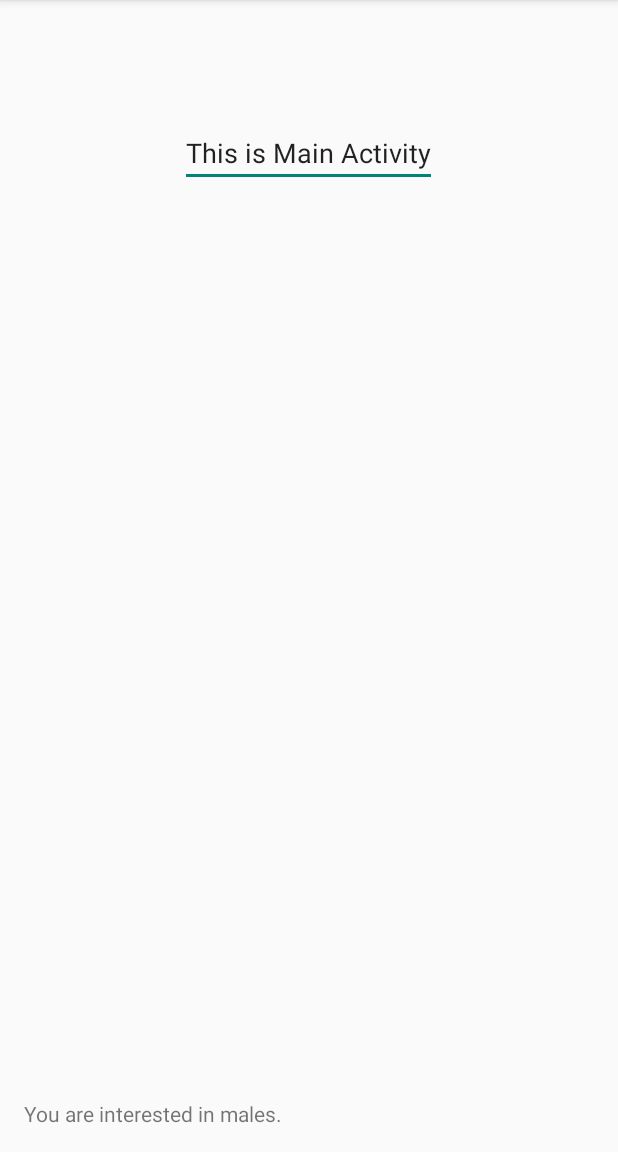
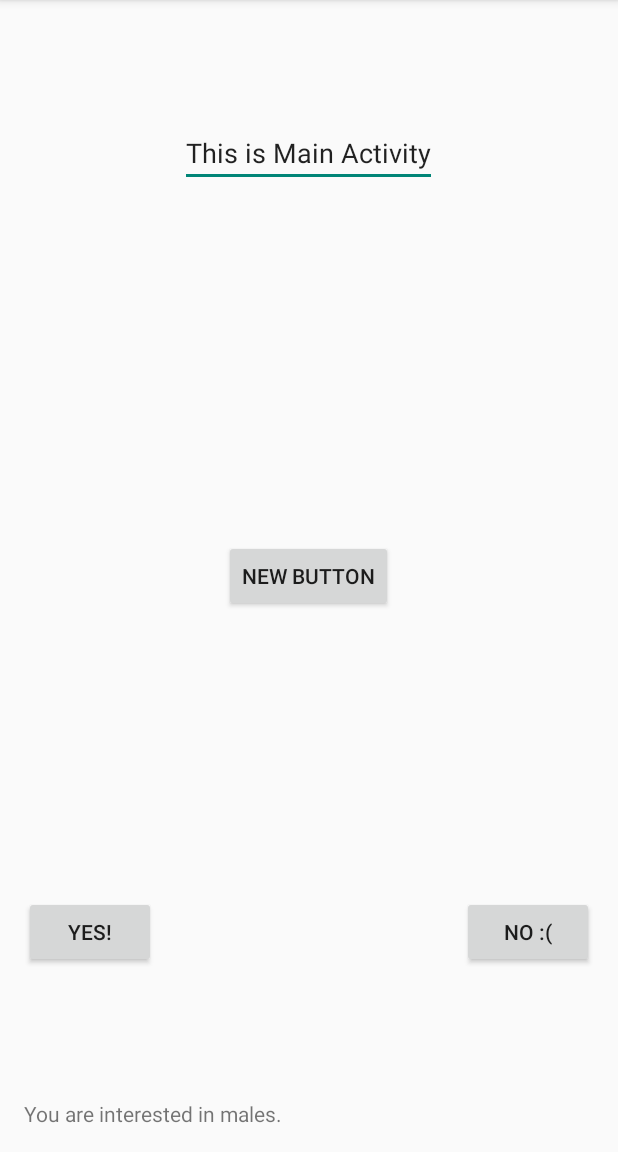
Before and after one commit to autoreleasefool/htn-hottie, an Android app: the screen it shows after launch (MainActivity), after a tap on "SUBMIT", on a phone screen of 412 x 824 dp, the part 84-1236 px from its top. Run offline under Robolectric (Android 15) with nearby library versions, the phone set to English and light mode, and no system bars.

Commit message:
added notifications

```diff
--- a/android-src/app/src/main/java/vk/hackthenorth2015/MainActivity.java
+++ b/android-src/app/src/main/java/vk/hackthenorth2015/MainActivity.java
@@ -1,9 +1,16 @@
 package vk.hackthenorth2015;
 
+import android.app.Notification;
+import android.app.NotificationManager;
+import android.app.PendingIntent;
+import android.content.Intent;
+import android.os.Bundle;
+import android.support.v4.app.NotificationCompat;
 import android.support.v7.app.ActionBarActivity;
-import android.os.Bundle;
 import android.view.Menu;
 import android.view.MenuItem;
+import android.view.View;
+import android.widget.Button;
 import android.widget.EditText;
 import android.widget.TextView;
 
@@ -13,32 +20,39 @@ public class MainActivity extends ActionBarActivity {
     private EditText mText;
     private TextView textView;
     private boolean male, female;
+    public static final int nID = 1342;
+    NotificationCompat.Builder notif;
+    private Button button2, yesButton, noButton;
 
     @Override
     protected void onCreate(Bundle savedInstanceState) {
         super.onCreate(savedInstanceState);
         setContentView(R.layout.activity_main);
 
-        textView = (TextView)findViewById(R.id.textView2);
-        mText = (EditText)findViewById(R.id.editText1);
+        textView = (TextView) findViewById(R.id.textView2);
+        mText = (EditText) findViewById(R.id.editText1);
+        notif = new NotificationCompat.Builder(this);
+        button2 = (Button) findViewById(R.id.button2);
+        yesButton = (Button)findViewById(R.id.yesButton);
+        noButton = (Button)findViewById(R.id.noButton);
 
         //gets info from startscreen
         Bundle bundle = getIntent().getExtras();
         int pref = bundle.getInt("pref");
 
-        if(pref == 0){
+        if (pref == 0) {
             male = true;
             female = false;
             Male();
         }
 
-        if(pref == 1){
+        if (pref == 1) {
             female = true;
             male = false;
             Female();
         }
 
-        if(pref == 2){
+        if (pref == 2) {
             male = true;
             female = true;
             Both();
@@ -47,26 +61,77 @@ public class MainActivity extends ActionBarActivity {
     }
 
 
-    void Male(){
+    void Male() {
 
         textView.setText("You are interested in males.");
 
+
+        //long futureInMillis = SystemClock.elapsedRealtime() + delay;
+        //AlarmManager alarmManager = (AlarmManager)getSystemService(Context.ALARM_SERVICE);
+        //alarmManager.set(AlarmManager.ELAPSED_REALTIME_WAKEUP, futureInMillis, pendingIntent);
+
+
+    }
+
+    public void bam(View view) {
+
+        Intent intent1 = new Intent(this,StartScreen.class);
+        PendingIntent pendingIntent = PendingIntent.getActivity(this, 0, intent1, PendingIntent.FLAG_UPDATE_CURRENT);
+
+        //Intent yes = new Intent(this, yes.class);
+        //Intent no = new Intent(this, no.class);
+        //PendingIntent pYes = PendingIntent.getActivity(this, 0, yes, 0);
+        //PendingIntent pNo = pendingIntent.getActivity(this, 0, no, 0);
+
+
+        Notification notif = new Notification.Builder(this)
+                .setSmallIcon(R.mipmap.ic_launcher)
+                .setContentIntent(pendingIntent)
+                .setTicker("HOTTY ALERT!")
+                .setWhen(System.currentTimeMillis())
+                .setContentTitle("Spot the Hottie")
+                .setContentText("Are there any attractive people around?")
+                .setPriority(1)
+                .setAutoCancel(true)
+                //.addAction(R.drawable.tup, "Yes", pNo)
+                //.addAction(R.drawable.tdown, "No", pYes)
+                .build();
+
+        NotificationManager notificationManager = (NotificationManager)
+                getSystemService(NOTIFICATION_SERVICE);
+
+        notificationManager.notify(0, notif);
+    }
+
+
+
+
+    void Female() {
+
+        textView.setText("You are interested in females.");
+
+    }
+
+    void Both() {
+
+        textView.setText("You are interested in both genders.");
+
+    }
+
+
+    public void yes(View view){
+
+
+
+    }
+
+    public void no(View view){
 
     }
 
 
 
-    void Female(){
 
-        textView.setText("You are interested in females.");
-
-    }
-
-    void Both(){
-
-        textView.setText("You are interested in both genders.");
-
-    }
 
     @Override
     public boolean onCreateOptionsMenu(Menu menu) {
--- a/android-src/app/src/main/res/layout/activity_main.xml
+++ b/android-src/app/src/main/res/layout/activity_main.xml
@@ -27,4 +27,35 @@
         android:layout_alignParentBottom="true"
         android:layout_alignParentLeft="true"
         android:layout_alignParentStart="true" />
+
+    <Button
+        android:layout_width="wrap_content"
+        android:layout_height="wrap_content"
+        android:text="New Button"
+        android:id="@+id/button2"
+        android:layout_centerVertical="true"
+        android:layout_centerHorizontal="true"
+        android:onClick="bam"
+        android:nestedScrollingEnabled="false" />
+
+    <Button
+        android:layout_width="wrap_content"
+        android:layout_height="wrap_content"
+        android:text="YES!"
+        android:id="@+id/yesButton"
+        android:layout_marginBottom="87dp"
+        android:layout_above="@+id/textView2"
+        android:layout_alignParentLeft="true"
+        android:layout_alignParentStart="true"
+        android:onClick="yes" />
+
+    <Button
+        android:layout_width="wrap_content"
+        android:layout_height="wrap_content"
+        android:text="NO :("
+        android:id="@+id/noButton"
+        android:layout_alignTop="@+id/yesButton"
+        android:layout_alignParentRight="true"
+        android:layout_alignParentEnd="true"
+        android:onClick="no" />
 </RelativeLayout>
```
Also changed, not shown: android-src/app/src/main/AndroidManifest.xml (+5 -12 lines), android-src/app/src/main/res/drawable/tdown.png (added), android-src/app/src/main/res/drawable/tup.png (added).
